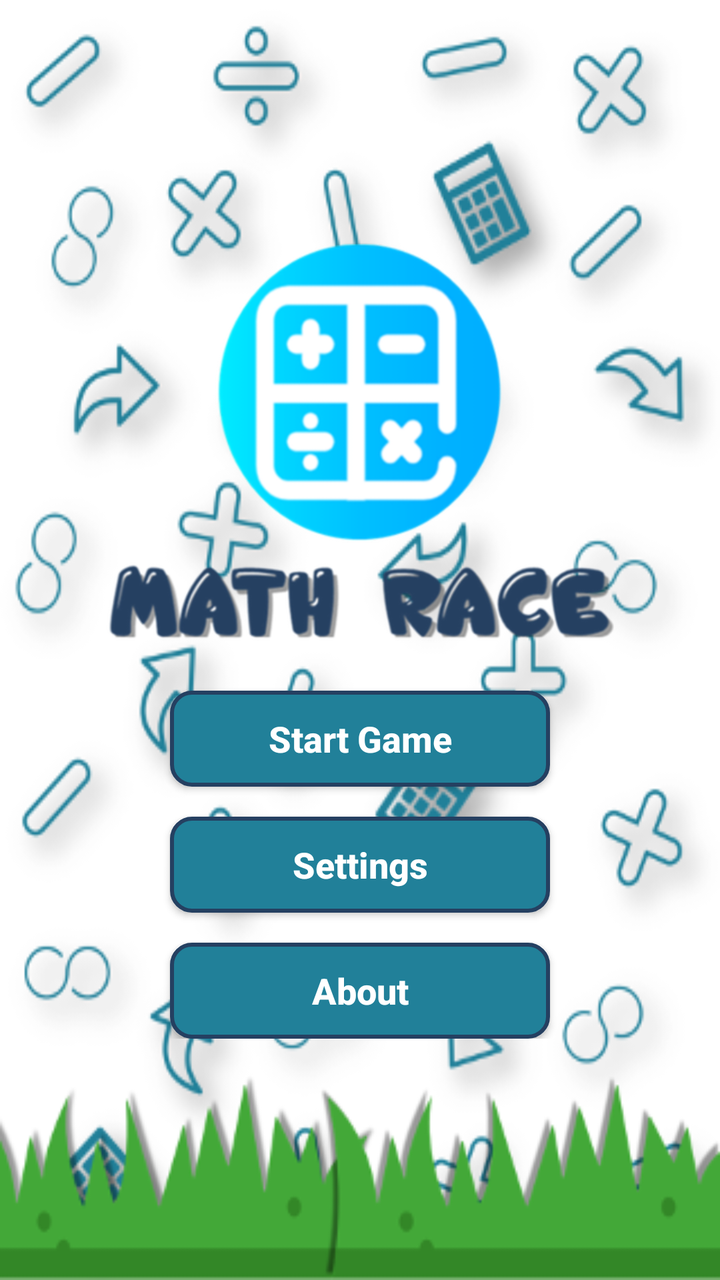
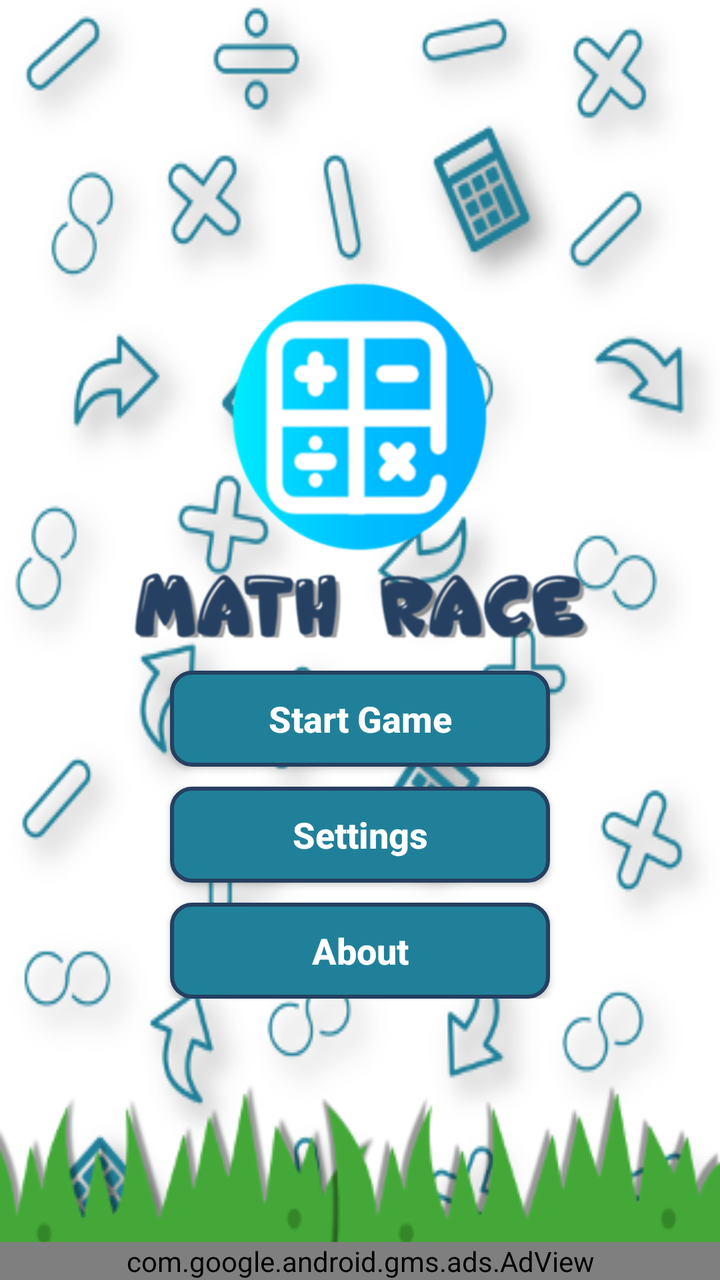

Compare the two renders of this Android layout. The source of the first and the diff that turns it into the second are given below.
<!-- AndroidManifest.xml: application theme AppTheme -->
<!-- res/layout/activity_start.xml -->
<?xml version="1.0" encoding="utf-8"?>
<RelativeLayout xmlns:android="http://schemas.android.com/apk/res/android"
    xmlns:app="http://schemas.android.com/apk/res-auto"
    xmlns:tools="http://schemas.android.com/tools"
    android:layout_width="match_parent"
    android:layout_height="match_parent"
    android:background="@drawable/mathrace_start"
    tools:context=".UI.StartActivity">

    <LinearLayout
        android:id="@+id/splash_buttons"
        android:layout_width="match_parent"
        android:layout_height="wrap_content"
        android:layout_centerInParent="true"
        android:orientation="vertical"
        android:paddingStart="50dp"
        android:paddingEnd="50dp">

        <ImageView
            android:layout_width="match_parent"
            android:layout_height="200dp"
            android:src="@drawable/logo" />

        <Button
            android:id="@+id/splash_btn_start_game"
            android:layout_width="match_parent"
            android:layout_height="wrap_content"
            android:layout_marginStart="35dp"
            android:layout_marginEnd="35dp"
            android:background="@drawable/button_background_splash"
            android:layout_marginTop="25dp"
            android:text="@string/start"
            android:textAllCaps="false"
            android:textColor="@color/colorWhite"
            android:textSize="18sp"
            android:textStyle="bold" />

        <Button
            android:id="@+id/splash_btn_settings"
            android:layout_width="match_parent"
            android:layout_height="wrap_content"
            android:layout_marginStart="35dp"
            android:layout_marginEnd="35dp"
            android:background="@drawable/button_background_splash"
            android:layout_marginTop="15dp"
            android:text="@string/settings"
            android:textAllCaps="false"
            android:textColor="@color/colorWhite"
            android:textSize="18sp"
            android:textStyle="bold" />

        <Button
            android:id="@+id/splash_btn_about"
            android:layout_width="match_parent"
            android:layout_height="wrap_content"
            android:layout_marginStart="35dp"
            android:layout_marginTop="15dp"
            android:layout_marginEnd="35dp"
            android:background="@drawable/button_background_splash"
            android:text="@string/about"
            android:textAllCaps="false"
            android:textColor="@color/colorWhite"
            android:textSize="18sp"
            android:textStyle="bold" />

    </LinearLayout>
</RelativeLayout>
<!-- resources referenced by this layout -->
<resources>
  <color name="colorWhite">#FFF</color>
  <!-- drawable button_background_splash (drawable) -->
  <?xml version="1.0" encoding="utf-8"?>
  <shape xmlns:android="http://schemas.android.com/apk/res/android">
      <solid
          android:color="@color/dark_two"/>
      <corners
          android:radius="10dp" />
      <padding
          android:left="10dp"
          android:top="10dp"
          android:right="10dp"
          android:bottom="10dp" />
      <stroke
          android:width="2dp"
          android:color="@color/dark_one"/>
  </shape>
  <!-- drawable logo: png bitmap (drawable-hdpi, 26772 bytes) -->
  <!-- drawable mathrace_start: png bitmap (drawable-ldpi, 256853 bytes) -->
  <string name="about">About</string>
  <string name="settings">Settings</string>
  <string name="start">Start Game</string>
  <style name="AppTheme" parent="Theme.AppCompat.Light.DarkActionBar">
          
          <item name="colorPrimary">@color/colorPrimary</item>
          <item name="colorPrimaryDark">@color/colorPrimaryDark</item>
          <item name="colorAccent">@color/colorAccent</item>
      </style>
  <color name="dark_two">#218099</color>
  <color name="dark_one">#254061</color>
  <color name="colorPrimary">#254061</color>
  <color name="colorPrimaryDark">#254061</color>
  <color name="colorAccent">#00adff</color>
</resources>

<!-- the commit's change to res/layout/activity_start.xml (unified diff, before → after) -->
@@ -2,12 +2,14 @@
 <RelativeLayout xmlns:android="http://schemas.android.com/apk/res/android"
     xmlns:app="http://schemas.android.com/apk/res-auto"
     xmlns:tools="http://schemas.android.com/tools"
+    android:id="@+id/start_main_layout"
     android:layout_width="match_parent"
     android:layout_height="match_parent"
     android:background="@drawable/mathrace_start"
     tools:context=".UI.StartActivity">
 
     <LinearLayout
+        android:layout_marginBottom="10dp"
         android:id="@+id/splash_buttons"
         android:layout_width="match_parent"
         android:layout_height="wrap_content"
@@ -18,7 +20,7 @@
 
         <ImageView
             android:layout_width="match_parent"
-            android:layout_height="200dp"
+            android:layout_height="180dp"
             android:src="@drawable/logo" />
 
         <Button
@@ -26,9 +28,9 @@
             android:layout_width="match_parent"
             android:layout_height="wrap_content"
             android:layout_marginStart="35dp"
+            android:layout_marginTop="15dp"
             android:layout_marginEnd="35dp"
             android:background="@drawable/button_background_splash"
-            android:layout_marginTop="25dp"
             android:text="@string/start"
             android:textAllCaps="false"
             android:textColor="@color/colorWhite"
@@ -40,9 +42,9 @@
             android:layout_width="match_parent"
             android:layout_height="wrap_content"
             android:layout_marginStart="35dp"
+            android:layout_marginTop="10dp"
             android:layout_marginEnd="35dp"
             android:background="@drawable/button_background_splash"
-            android:layout_marginTop="15dp"
             android:text="@string/settings"
             android:textAllCaps="false"
             android:textColor="@color/colorWhite"
@@ -54,7 +56,7 @@
             android:layout_width="match_parent"
             android:layout_height="wrap_content"
             android:layout_marginStart="35dp"
-            android:layout_marginTop="15dp"
+            android:layout_marginTop="10dp"
             android:layout_marginEnd="35dp"
             android:background="@drawable/button_background_splash"
             android:text="@string/about"
@@ -64,4 +66,13 @@
             android:textStyle="bold" />
 
     </LinearLayout>
+
+    <com.google.android.gms.ads.AdView xmlns:ads="http://schemas.android.com/apk/res-auto"
+        android:id="@+id/adView"
+        android:layout_width="match_parent"
+        android:layout_height="wrap_content"
+        android:layout_alignParentBottom="true"
+        android:layout_centerHorizontal="true"
+        ads:adSize="SMART_BANNER"
+        ads:adUnitId="@string/banner_id" />
 </RelativeLayout>
<!-- resource entries referenced after the edit -->
@@ -18,8 +18,9 @@
           android:color="@color/dark_one"/>
   </shape>
   <!-- drawable logo: png bitmap (drawable-hdpi, 26772 bytes) -->
-  <!-- drawable mathrace_start: png bitmap (drawable-ldpi, 256853 bytes) -->
+  <!-- drawable mathrace_start: png bitmap (drawable-ldpi, 50612 bytes) -->
   <string name="about">About</string>
+  <string name="banner_id">ca-app-pub-1466874792315947/2269505814</string>
   <string name="settings">Settings</string>
   <string name="start">Start Game</string>
   <style name="AppTheme" parent="Theme.AppCompat.Light.DarkActionBar">
